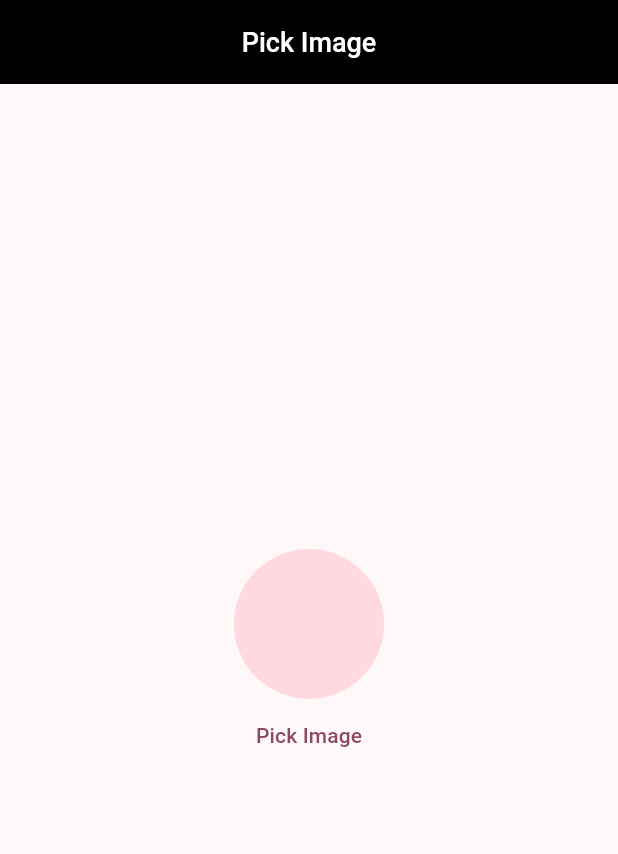
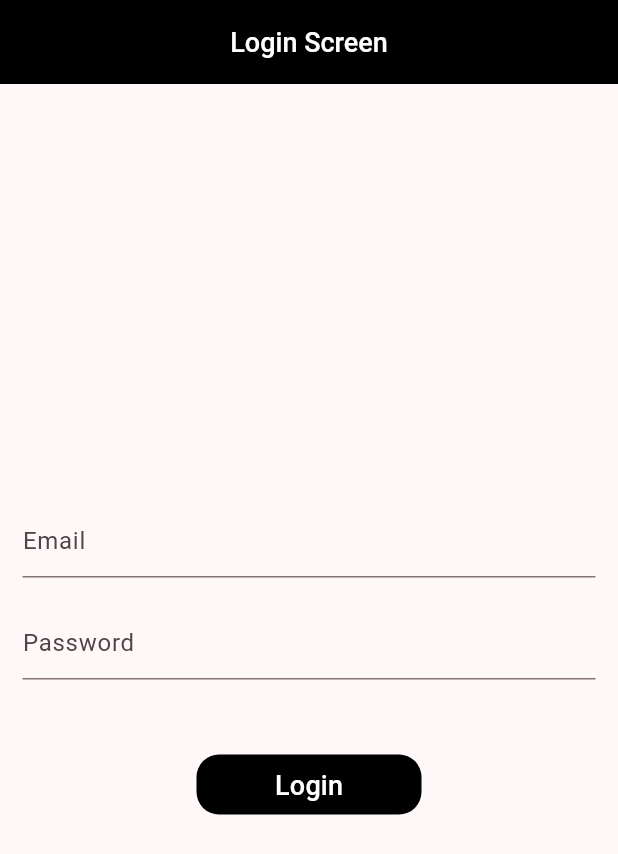
Before and after one commit to MuhammadBilalAbid/getx, a Flutter app: the screen it shows after launch, on a phone screen of 412 x 824 dp. Shown: the top 854 px of the screen. Run offline on Flutter 3.47's test engine with Material 3 defaults, Android fonts, the phone set to English and light mode, and no system bars; our stand-ins replace get, image_picker.

Commit message:
login with getx

```diff
--- a/lib/login_controller.dart
+++ b/lib/login_controller.dart
@@ -0,0 +1,40 @@
+import 'dart:convert';
+
+import 'package:flutter/material.dart';
+import 'package:get/get.dart';
+import 'package:http/http.dart';
+
+class LoginController extends ChangeNotifier {
+  final emailCOntroller = TextEditingController().obs;
+  final passwordCOntroller = TextEditingController().obs;
+  RxBool loading = false.obs;
+
+  void loginApi() async {
+    try {
+      loading.value = true;
+      final response =
+          await post(Uri.parse("https://reqres.in/api/login"), body: {
+        'email': emailCOntroller.value.text,
+        'password': passwordCOntroller.value.text,
+      });
+      var data = jsonDecode(response.body);
+      print(response.statusCode);
+      print(data);
+      if (response.statusCode == 200) {
+        loading.value = false;
+        Get.snackbar(
+            snackPosition: SnackPosition.BOTTOM,
+            'Login Successfull',
+            'Congratulations');
+      } else {
+        loading.value = false;
+        Get.snackbar(
+            snackPosition: SnackPosition.BOTTOM, 'Login Failed', data['error']);
+      }
+    } catch (e) {
+      loading.value = false;
+      Get.snackbar(
+          snackPosition: SnackPosition.BOTTOM, 'Exception', e.toString());
+    }
+  }
+}
--- a/lib/login_screen.dart
+++ b/lib/login_screen.dart
@@ -0,0 +1,62 @@
+import 'package:flutter/material.dart';
+import 'package:get/get.dart';
+import 'package:getx_eample/login_controller.dart';
+
+class LoginScreen extends StatefulWidget {
+  const LoginScreen({super.key});
+
+  @override
+  State<LoginScreen> createState() => _LoginScreenState();
+}
+
+class _LoginScreenState extends State<LoginScreen> {
+  LoginController controller = Get.put(LoginController());
+
+  @override
+  Widget build(BuildContext context) {
+    return Scaffold(
+      appBar: AppBar(
+        title: const Text("Login Screen"),
+      ),
+      body: Padding(
+        padding: const EdgeInsets.symmetric(horizontal: 15.0),
+        child: Column(
+          mainAxisAlignment: MainAxisAlignment.center,
+          children: [
+            TextField(
+              controller: controller.emailCOntroller.value,
+              decoration: const InputDecoration(hintText: "Email"),
+            ),
+            const SizedBox(height: 20),
+            TextField(
+              controller: controller.passwordCOntroller.value,
+              decoration: const InputDecoration(hintText: "Password"),
+            ),
+            const SizedBox(height: 50),
+            Obx(
+              () => controller.loading.value
+                  ? const CircularProgressIndicator()
+                  : Container(
+                      height: 40,
+                      width: 150,
+                      decoration: BoxDecoration(
+                        borderRadius: BorderRadius.circular(15),
+                        color: Colors.black,
+                      ),
+                      child: TextButton(
+                        onPressed: () {
+                          controller.loginApi();
+                        },
+                        child: const Text(
+                          "Login",
+                          style: TextStyle(color: Colors.white, fontSize: 18),
+                        ),
+                      ),
+                    ),
+            )
+          ],
+        ),
+      ),
+    );
+  }
+}
--- a/lib/main.dart
+++ b/lib/main.dart
@@ -3,6 +3,7 @@ import 'package:get/get.dart';
 import 'package:getx_eample/home_screen.dart';
 import 'package:getx_eample/image_show.dart';
 import 'package:getx_eample/languages.dart';
+import 'package:getx_eample/login_screen.dart';
 
 void main() {
   runApp(const MyApp());
@@ -32,7 +33,7 @@ class MyApp extends StatelessWidget {
           ),
         ),
       ),
-      home: const ImageShow(),
+      home: const LoginScreen(),
       // getPages: [
       //   GetPage(name: '/', page: () => const HomeScreen()),
       //   GetPage(name: '/screen-one', page: () => ScreenOne()),
--- a/pubspec.yaml
+++ b/pubspec.yaml
@@ -37,6 +37,7 @@ dependencies:
   cupertino_icons: ^1.0.8
   get: ^4.6.6
   image_picker: ^1.1.2
+  http: ^1.2.2
 
 dev_dependencies:
   flutter_test:
```
Also changed, not shown: pubspec.lock.
